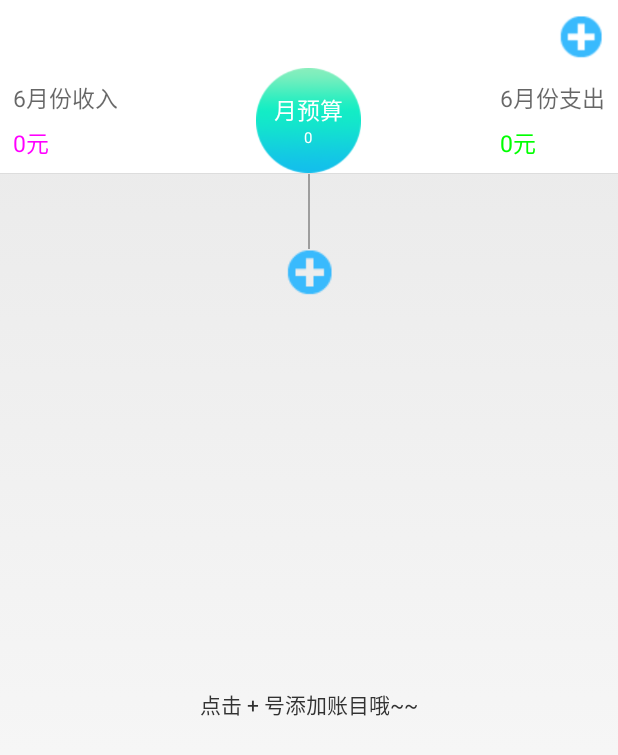
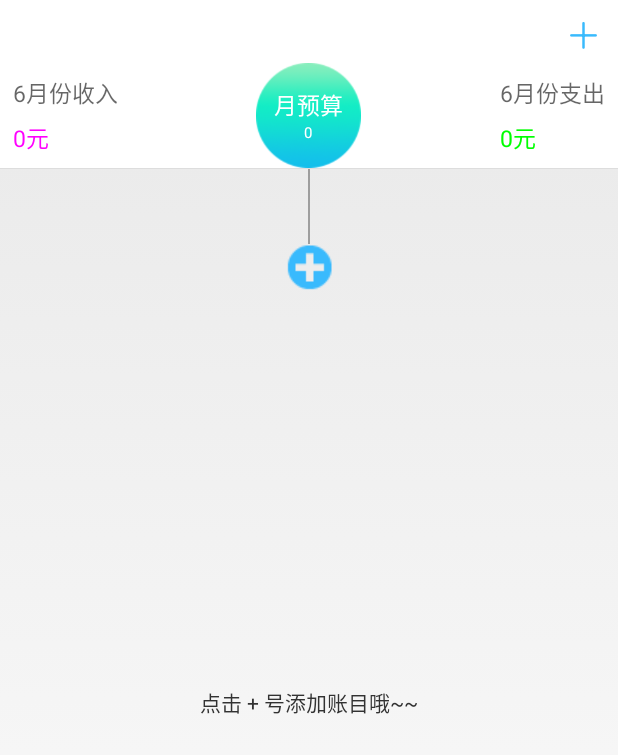
Before and after one commit to mirryjuan/MyWallet, an Android app: the fragment DetailFragment shown on its own in the app's theme, on a phone screen of 412 x 824 dp. Shown: the top 755 px of the screen. Run offline under Robolectric (Android 15) with nearby library versions, the phone set to English and light mode, and no system bars; 3 statements that could not run were skipped.

Commit message:
修改图标

```diff
--- a/app/src/main/java/com/example/mirry/mywallet/database/MyOpenHelper.java
+++ b/app/src/main/java/com/example/mirry/mywallet/database/MyOpenHelper.java
@@ -21,7 +21,8 @@ public class MyOpenHelper extends SQLiteOpenHelper {
                 "categoryName VARCHAR(50) NOT NULL," +
                 "categoryPic INTEGER NOT NULL," +
                 "remark VARCHAR(500)," +
-                "money INTEGER NOT NULL)");
+                "money INTEGER NOT NULL," +
+                "color INTEGER NOT NULL)");
 
         db.execSQL("CREATE TABLE wishes(" +
                 "_id INTEGER PRIMARY KEY AUTOINCREMENT," +
--- a/app/src/main/res/layout/fragment_detail.xml
+++ b/app/src/main/res/layout/fragment_detail.xml
@@ -12,15 +12,17 @@
         android:orientation="horizontal"
         android:background="#FFF">
 
-        <ImageButton
+        <com.example.mirry.mywallet.views.IconFontTextView
             android:id="@+id/btn_add"
-            android:layout_width="30dp"
-            android:layout_height="30dp"
+            android:layout_width="wrap_content"
+            android:layout_height="wrap_content"
             android:layout_gravity="right"
-            android:background="@drawable/add"
             android:layout_marginTop="10dp"
             android:layout_marginRight="10dp"
-            android:layout_alignParentRight="true" />
+            android:layout_alignParentRight="true"
+            android:text="@string/add"
+            android:textSize="26sp"
+            android:textColor="@color/blue"/>
 
         <RelativeLayout
             android:layout_width="match_parent"
--- a/app/src/main/res/values/colors.xml
+++ b/app/src/main/res/values/colors.xml
@@ -6,7 +6,8 @@
     <!--  亮黄色   -->
     <color name="yellow">#ffff00</color>
     <color name="black">#A000</color>
-    <color name="blue">#322334</color>
+    <color name="blue">#39BAFD</color>
+    <color name="white">#FFFFFF</color>
 
     <color name="green">#45B78E</color>
     <color name="magenta">#FE3178</color>
@@ -15,7 +16,7 @@
     <color name="purple">#DDB2FB</color>
     <color name="lightYellow">#F4DB4F</color>
     <color name="golden">#FFCD00</color>
-    <color name="mred">#EB4A4A</color>
+    <color name="red">#EB4A4A</color>
     <color name="lightGreen">#C7F47E</color>
     <color name="orange">#EC622F</color>
 </resources>
```
Also changed, not shown: app/src/main/java/com/example/mirry/mywallet/activity/AddAccountActivity.java (+6 -3 lines), app/src/main/java/com/example/mirry/mywallet/bean/AccountData.java (+9 -0 lines), app/src/main/java/com/example/mirry/mywallet/fragment/DetailFragment.java (+20 -12 lines), app/src/main/res/layout/item_list_detail.xml (+7 -7 lines).
